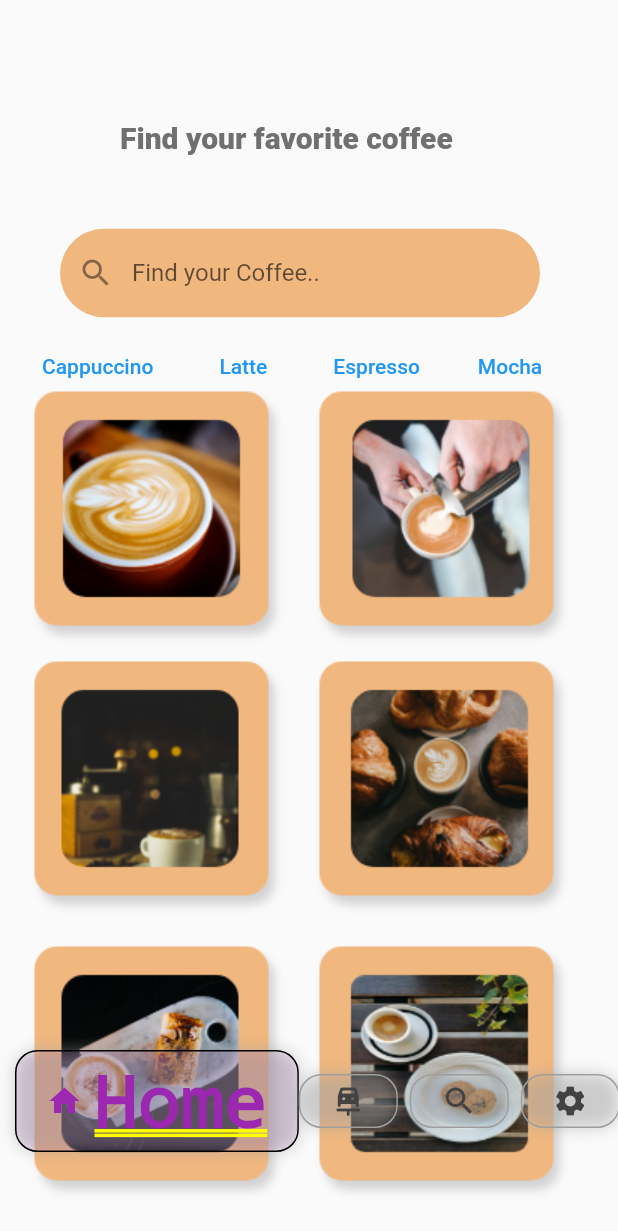
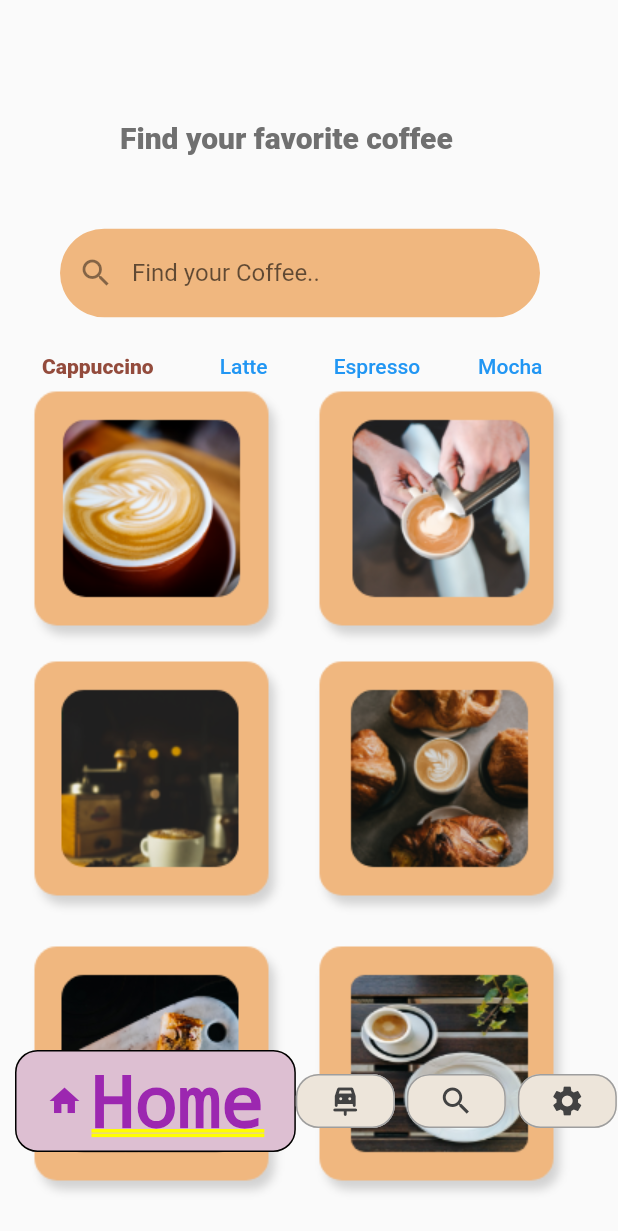
Before and after one commit to MEROO1010/coffee-land, a Flutter app: the cappuccino screen opened by its route, on a phone screen of 412 x 824 dp. Shown: the top 1231 px of the screen. Run offline on Flutter 3.47's test engine with Material 2 defaults, Android fonts, the light colour scheme and no system bars; drawn by our look-alikes of google_nav_bar; our stand-ins replace page_transition; Roboto replaces fonts that are missing (Schyler).

Commit message:
flutter app coffee land

```diff
--- a/lib/screens/cappuccino.dart
+++ b/lib/screens/cappuccino.dart
@@ -1,3 +1,5 @@
+import 'dart:ui';
+
 import 'package:flutter/material.dart';
 import 'package:google_nav_bar/google_nav_bar.dart';
 
@@ -48,7 +50,14 @@ class cappuccino extends StatelessWidget {
         Row(
           children: [
             Container(
-              child: TextButton(onPressed: () {}, child: Text('Cappuccino')),
+              child: TextButton(
+                  onPressed: () {},
+                  child: Text(
+                    'Cappuccino',
+                    style: TextStyle(
+                        color: Color.fromRGBO(147, 75, 60, 1),
+                        fontWeight: FontWeight.w800),
+                  )),
               padding: EdgeInsets.only(left: 20, top: 220),
             ),
             Container(
@@ -109,29 +118,33 @@ class cappuccino extends StatelessWidget {
             )
           ],
         ),
-        GNav(
+        Container(
+          child: GNav(
               rippleColor:
                   Colors.amberAccent, // tab button ripple color when pressed
               hoverColor: Colors.yellow, // tab button hover color
               haptic: true, // haptic feedback
               tabBorderRadius: 15,
-            tabActiveBorder:
-                Border.all(color: Colors.black, width: 1), // tab button border
+              tabActiveBorder: Border.all(
+                  color: Colors.black, width: 1), // tab button border
               tabBorder:
                   Border.all(color: Colors.grey, width: 1), // tab button border
               tabShadow: [
-              BoxShadow(color: Colors.grey.withOpacity(0.5), blurRadius: 8)
+                BoxShadow(
+                  color: Color.fromRGBO(237, 229, 218, 1),
+                )
               ], // tab button shadow
               curve: Curves.easeOutExpo, // tab animation curves
               duration: Duration(milliseconds: 900), // tab animation duration
-            gap: 8, // the tab button gap between icon and text
+              gap: 6, // the tab button gap between icon and text
               color: Colors.grey[800], // unselected icon color
               activeColor: Colors.purple, // selected icon and text color
               iconSize: 24, // tab button icon size
-            tabBackgroundColor:
-                Colors.purple.withOpacity(0.1), // selected tab background color
+              tabBackgroundColor: Colors.purple
+                  .withOpacity(0.2), // selected tab background color
               padding: EdgeInsets.symmetric(horizontal: 20, vertical: 5),
               tabMargin: EdgeInsets.only(top: 700, left: 10),
+
               // navigation bar padding
               tabs: [
                 GButton(
@@ -155,6 +168,7 @@ class cappuccino extends StatelessWidget {
                   margin: EdgeInsets.only(right: 8, top: 700),
                 )
               ]),
+        )
       ],
     );
   }
```
Also changed, not shown: pubspec.yaml (+13 -1 lines), pubspec.lock. Lines whose indentation alone changed are shown as unchanged.
